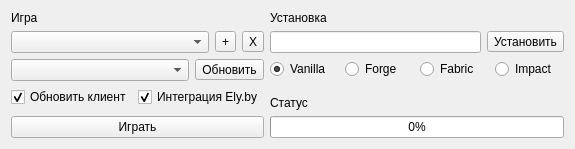
Above: form.ui from thisisignitedoreo/ratlauncher before the change. Below: the same form after it.
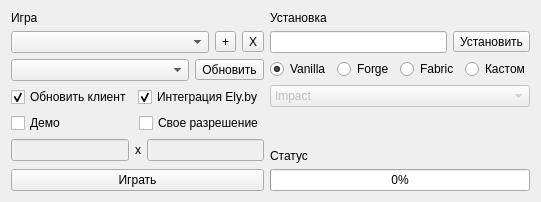
That is the form after the change. Icons and pictures are not drawn.

Diff of the .ui file:
```diff
--- a/form.ui
+++ b/form.ui
@@ -6,8 +6,8 @@
    <rect>
     <x>0</x>
     <y>0</y>
-    <width>575</width>
-    <height>149</height>
+    <width>499</width>
+    <height>202</height>
    </rect>
   </property>
   <property name="windowTitle">
@@ -93,6 +93,49 @@
        </item>
       </layout>
      </item>
+     <item>
+      <layout class="QHBoxLayout" name="horizontalLayout_7">
+       <item>
+        <widget class="QCheckBox" name="checkBox_3">
+         <property name="text">
+          <string>Демо</string>
+         </property>
+        </widget>
+       </item>
+       <item>
+        <widget class="QCheckBox" name="checkBox_4">
+         <property name="text">
+          <string>Свое разрешение</string>
+         </property>
+        </widget>
+       </item>
+      </layout>
+     </item>
+     <item>
+      <layout class="QHBoxLayout" name="horizontalLayout_8">
+       <item>
+        <widget class="QLineEdit" name="lineEdit">
+         <property name="enabled">
+          <bool>false</bool>
+         </property>
+        </widget>
+       </item>
+       <item>
+        <widget class="QLabel" name="label_4">
+         <property name="text">
+          <string>x</string>
+         </property>
+        </widget>
+       </item>
+       <item>
+        <widget class="QLineEdit" name="lineEdit_3">
+         <property name="enabled">
+          <bool>false</bool>
+         </property>
+        </widget>
+       </item>
+      </layout>
+     </item>
      <item>
       <spacer name="verticalSpacer">
        <property name="orientation">
@@ -173,12 +216,39 @@
           <bool>true</bool>
          </property>
          <property name="text">
-          <string>Impact</string>
+          <string>Кастом</string>
          </property>
         </widget>
        </item>
       </layout>
      </item>
+     <item>
+      <widget class="QComboBox" name="comboBox_3">
+       <property name="enabled">
+        <bool>false</bool>
+       </property>
+       <item>
+        <property name="text">
+         <string>Impact</string>
+        </property>
+       </item>
+       <item>
+        <property name="text">
+         <string>Ares</string>
+        </property>
+       </item>
+       <item>
+        <property name="text">
+         <string>BatMod</string>
+        </property>
+       </item>
+       <item>
+        <property name="text">
+         <string>LabyMod</string>
+        </property>
+       </item>
+      </widget>
+     </item>
      <item>
       <spacer name="verticalSpacer_2">
        <property name="orientation">
```
